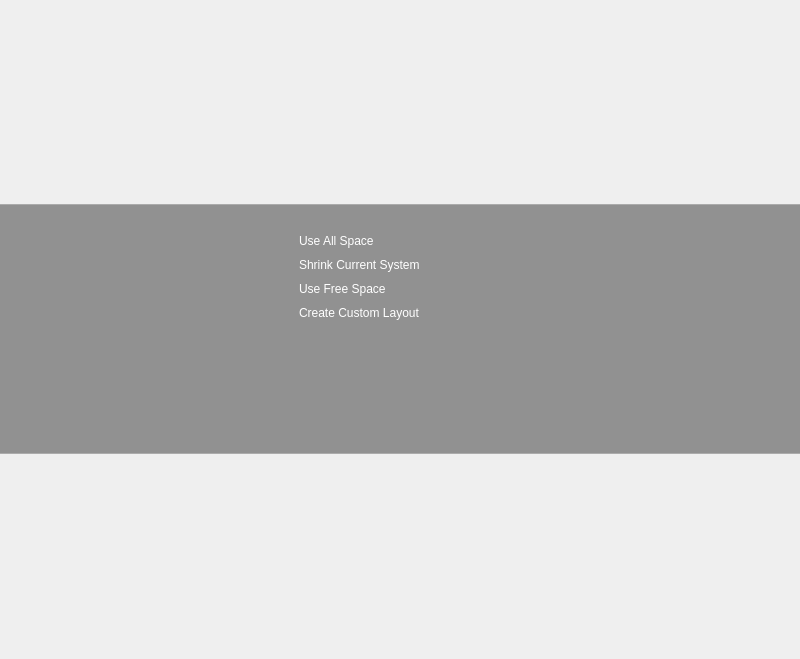
dadas45li/yali, file yali/gui/Ui/autopartwidget.ui: the form before one commit.
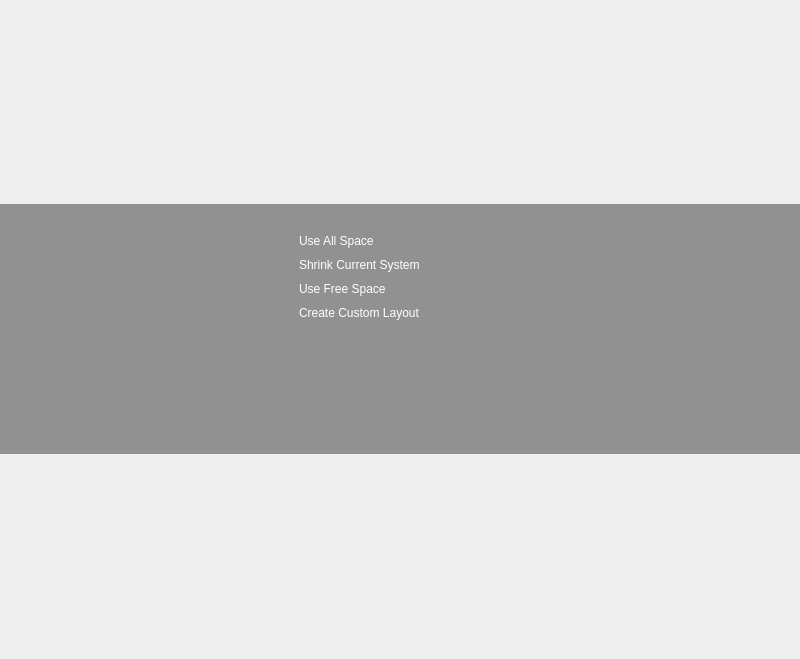
The form after the commit. Icons and pictures are not drawn.

Diff of the .ui file:
```diff
--- a/yali/gui/Ui/autopartwidget.ui
+++ b/yali/gui/Ui/autopartwidget.ui
@@ -48,9 +48,8 @@
      </property>
      <property name="styleSheet">
       <string notr="true">#frame{
-background-color: rgba(0,0,0,100);
-border-top: 1px solid rgba(255,255,255,60);
-border-bottom: 1px solid rgba(255,255,255,60);
+	background-color: rgba(0,0,0,100);
+	background-repeat: no-repeat;
 }
 
 
```
Left out of the diff: 2 changed lines with no effect on the pictures.
